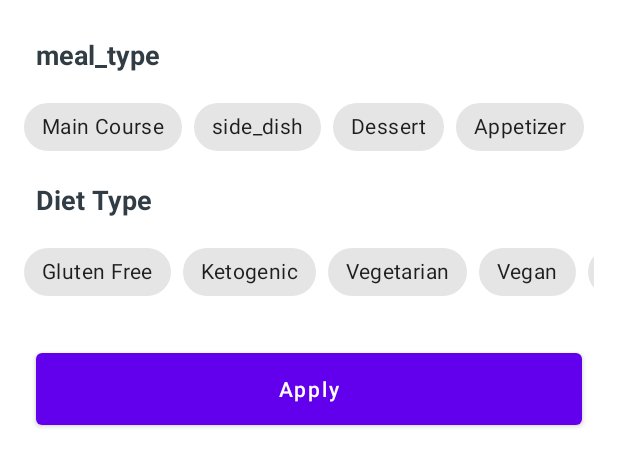
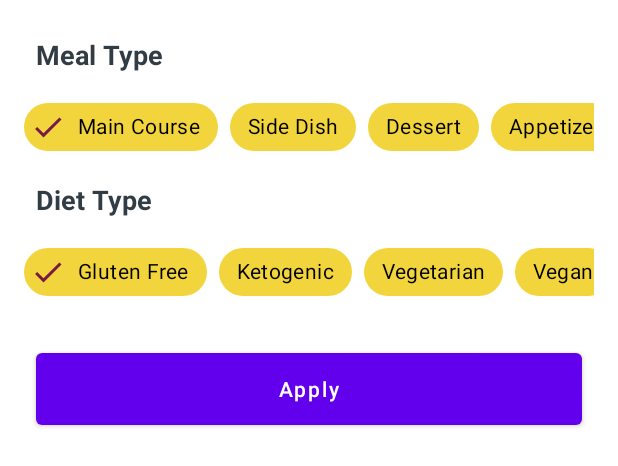
Before and after one commit to ozancanguz/MVVMRecipesApp, an Android app: the layout recipes_bottom_sheet.xml on its own in the app's theme, with its tools: preview values and no code run, on a phone screen of 412 x 824 dp. Shown: the top 466 px of the screen. Run offline under Robolectric (Android 15) with nearby library versions, the phone set to English and light mode, and no system bars.

Commit message:
-customized recipes_bottom_sheet.xml

```diff
--- a/app/src/main/res/layout/recipes_bottom_sheet.xml
+++ b/app/src/main/res/layout/recipes_bottom_sheet.xml
@@ -13,7 +13,7 @@
         android:layout_height="wrap_content"
         android:layout_marginStart="24dp"
         android:layout_marginTop="24dp"
-        android:text="meal_type"
+        android:text="@string/meal_type"
         android:textSize="18sp"
         android:textStyle="bold"
         android:textColor="@color/dark"
@@ -47,98 +47,98 @@
                 app:singleSelection="true">
 
                 <com.google.android.material.chip.Chip
-
+                    style="@style/CustomChipStyle"
                     android:id="@+id/main_course_chip"
                     android:layout_width="wrap_content"
                     android:layout_height="wrap_content"
                     android:text="@string/main_course"/>
 
                 <com.google.android.material.chip.Chip
-
+                    style="@style/CustomChipStyle"
                     android:id="@+id/side_dish_chip"
                     android:layout_width="wrap_content"
                     android:layout_height="wrap_content"
-                    android:text="side_dish"/>
+                    android:text="@string/side_dish"/>
 
                 <com.google.android.material.chip.Chip
-
+                    style="@style/CustomChipStyle"
                     android:id="@+id/dessert_chip"
                     android:layout_width="wrap_content"
                     android:layout_height="wrap_content"
                     android:text="@string/dessert"/>
 
                 <com.google.android.material.chip.Chip
-
+                    style="@style/CustomChipStyle"
                     android:id="@+id/appetizer_chip"
                     android:layout_width="wrap_content"
                     android:layout_height="wrap_content"
                     android:text="@string/appetizer"/>
 
                 <com.google.android.material.chip.Chip
-
+                    style="@style/CustomChipStyle"
                     android:id="@+id/salad_chip"
                     android:layout_width="wrap_content"
                     android:layout_height="wrap_content"
                     android:text="@string/salad"/>
 
                 <com.google.android.material.chip.Chip
-
+                    style="@style/CustomChipStyle"
                     android:id="@+id/bread_chip"
                     android:layout_width="wrap_content"
                     android:layout_height="wrap_content"
                     android:text="@string/bread"/>
 
                 <com.google.android.material.chip.Chip
-
+                    style="@style/CustomChipStyle"
                     android:id="@+id/breakfast_chip"
                     android:layout_width="wrap_content"
                     android:layout_height="wrap_content"
                     android:text="@string/breakfast"/>
 
                 <com.google.android.material.chip.Chip
-
+                    style="@style/CustomChipStyle"
                     android:id="@+id/soup_chip"
                     android:layout_width="wrap_content"
                     android:layout_height="wrap_content"
                     android:text="@string/soup"/>
 
                 <com.google.android.material.chip.Chip
-
+                    style="@style/CustomChipStyle"
                     android:id="@+id/beverage_chip"
                     android:layout_width="wrap_content"
                     android:layout_height="wrap_content"
                     android:text="@string/beverage"/>
 
                 <com.google.android.material.chip.Chip
-
+                    style="@style/CustomChipStyle"
                     android:id="@+id/sauce_chip"
                     android:layout_width="wrap_content"
                     android:layout_height="wrap_content"
                     android:text="@string/sauce"/>
 
                 <com.google.android.material.chip.Chip
-
+                    style="@style/CustomChipStyle"
                     android:id="@+id/marinade_chip"
                     android:layout_width="wrap_content"
                     android:layout_height="wrap_content"
                     android:text="@string/marinade"/>
 
                 <com.google.android.material.chip.Chip
-
+                    style="@style/CustomChipStyle"
                     android:id="@+id/finger_food_chip"
                     android:layout_width="wrap_content"
                     android:layout_height="wrap_content"
                     android:text="@string/fingerfood"/>
 
                 <com.google.android.material.chip.Chip
-
+                    style="@style/CustomChipStyle"
                     android:id="@+id/snack_chip"
                     android:layout_width="wrap_content"
                     android:layout_height="wrap_content"
                     android:text="@string/snack"/>
 
                 <com.google.android.material.chip.Chip
-
+                    style="@style/CustomChipStyle"
                     android:id="@+id/drink_chip"
                     android:layout_width="wrap_content"
                     android:layout_height="wrap_content"
@@ -187,56 +187,56 @@
                 app:singleSelection="true">
 
                 <com.google.android.material.chip.Chip
-
+                    style="@style/CustomChipStyle"
                     android:id="@+id/gluten_free_chip"
                     android:layout_width="wrap_content"
                     android:layout_height="wrap_content"
                     android:text="@string/gluten_free"/>
 
                 <com.google.android.material.chip.Chip
-
+                    style="@style/CustomChipStyle"
                     android:id="@+id/ketogenic_chip"
                     android:layout_width="wrap_content"
                     android:layout_height="wrap_content"
                     android:text="@string/ketogenic"/>
 
                 <com.google.android.material.chip.Chip
-
+                    style="@style/CustomChipStyle"
                     android:id="@+id/vegetarian_chip"
                     android:layout_width="wrap_content"
                     android:layout_height="wrap_content"
                     android:text="@string/vegetarian"/>
 
                 <com.google.android.material.chip.Chip
-
+                    style="@style/CustomChipStyle"
                     android:id="@+id/vegan_chip"
                     android:layout_width="wrap_content"
                     android:layout_height="wrap_content"
                     android:text="@string/vegan"/>
 
                 <com.google.android.material.chip.Chip
-
+                    style="@style/CustomChipStyle"
                     android:id="@+id/pescetarian_chip"
                     android:layout_width="wrap_content"
                     android:layout_height="wrap_content"
                     android:text="@string/pescetarian"/>
 
                 <com.google.android.material.chip.Chip
-
+                    style="@style/CustomChipStyle"
                     android:id="@+id/paleo_chip"
                     android:layout_width="wrap_content"
                     android:layout_height="wrap_content"
                     android:text="@string/paleo"/>
 
                 <com.google.android.material.chip.Chip
-
+                    style="@style/CustomChipStyle"
                     android:id="@+id/primal_chip"
                     android:layout_width="wrap_content"
                     android:layout_height="wrap_content"
                     android:text="@string/primal"/>
 
                 <com.google.android.material.chip.Chip
-
+                    style="@style/CustomChipStyle"
                     android:id="@+id/whole30_chip"
                     android:layout_width="wrap_content"
                     android:layout_height="wrap_content"
--- /dev/null
+++ b/app/src/main/res/values/Styles.xml
@@ -0,0 +1,10 @@
+<?xml version="1.0" encoding="utf-8"?>
+<resources>
+
+    <style name="CustomChipStyle" parent="Widget.MaterialComponents.Chip.Filter">
+        <item name="chipBackgroundColor">@color/customColor</item>
+        <item name="android:textColor">@color/black</item>
+        <item name="checkedIconTint">@color/beigee</item>
+    </style>
+
+</resources>
```
